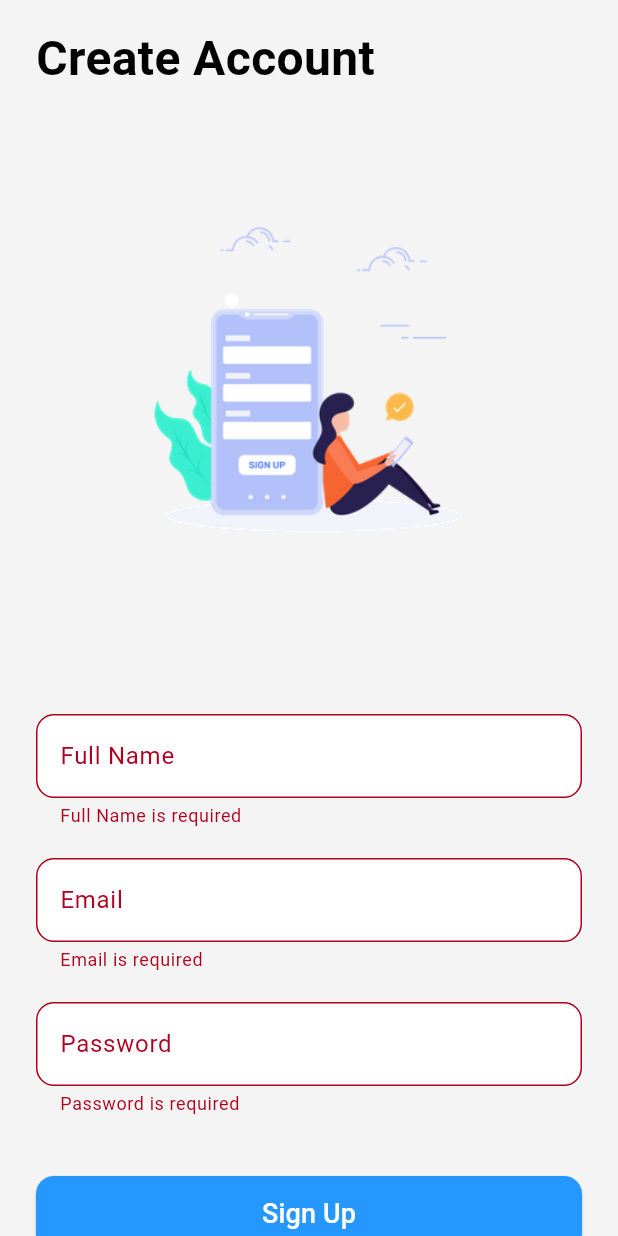
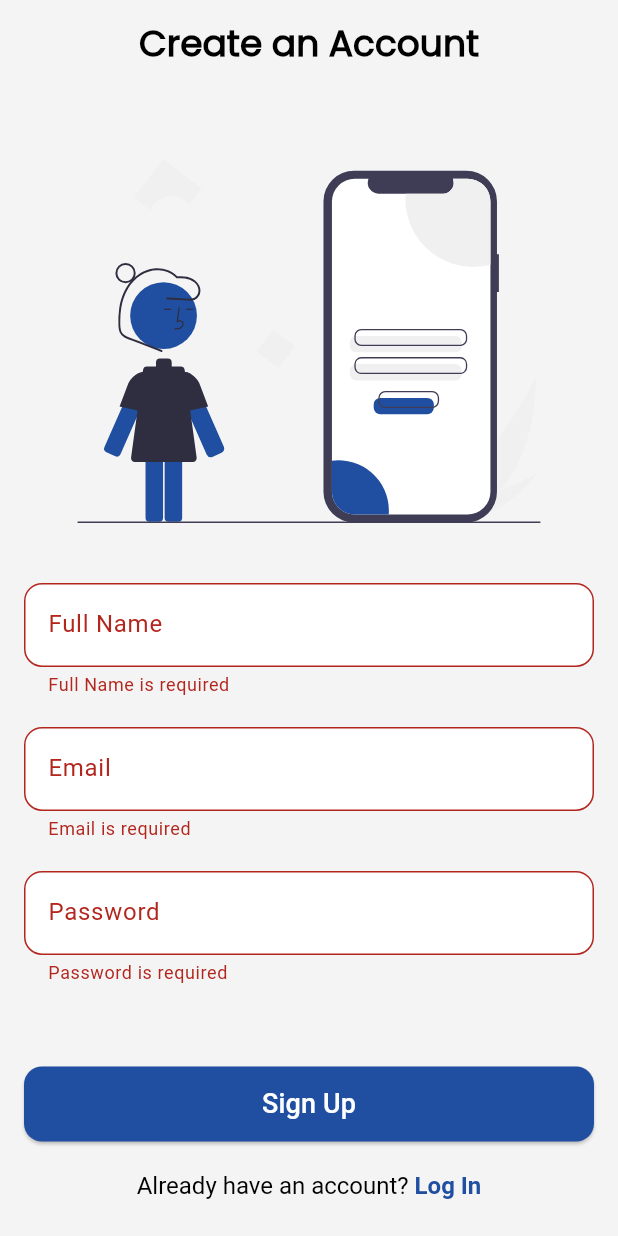
Before and after one commit to AhmadSerhall/Calendo, a Flutter app: the screen it shows after launch, after a tap on "Sign Up", on a phone screen of 412 x 824 dp. Run offline on Flutter 3.47's test engine with Material 3 defaults, Android fonts, the light colour scheme and no system bars; our stand-ins replace firebase_core, flutter_riverpod, flutter_svg, sizer, table_calendar, toastification; missing offline and left inert: flexify; accounts and stored records are empty; Roboto replaces fonts that are missing (Nunito Sans).

Commit message:
contants for colors,text and others

```diff
--- a/lib/core/constants/colors.dart
+++ b/lib/core/constants/colors.dart
@@ -2,6 +2,7 @@ import 'package:flutter/material.dart';
 
 Color red = const Color(0XFFD22F27);
 Color blue = const Color(0XFF204FA1);
+Color backgroundColor = const Color(0xFFF4F4F4);
 
 Color darkBackground = const Color(0XFF01081C);
 Color lightGrey = const Color(0XFFEEEFEE);
--- a/lib/features/auth/presentation/components/custom_text_field.dart
+++ b/lib/features/auth/presentation/components/custom_text_field.dart
@@ -1,3 +1,4 @@
+import 'package:admin/core/constants/colors.dart';
 import 'package:flutter/material.dart';
 
 class CustomTextField extends StatelessWidget {
@@ -28,7 +29,7 @@ class CustomTextField extends StatelessWidget {
           fillColor: Colors.white,
           border: OutlineInputBorder(borderRadius: BorderRadius.circular(12)),
           focusedBorder: OutlineInputBorder(
-            borderSide: const BorderSide(color: Color(0xFF2697FF), width: 2),
+            borderSide: BorderSide(color: blue, width: 2),
             borderRadius: BorderRadius.circular(12),
           ),
         ),
--- a/lib/features/auth/presentation/pages/signup_screen.dart
+++ b/lib/features/auth/presentation/pages/signup_screen.dart
@@ -1,5 +1,12 @@
+import 'package:admin/core/constants/colors.dart';
+import 'package:admin/core/constants/constraints.dart';
+import 'package:admin/core/constants/text_styles.dart';
+import 'package:admin/core/keyboard/dismiss.dart';
 import 'package:admin/features/auth/presentation/components/custom_text_field.dart';
+import 'package:flutter/gestures.dart';
 import 'package:flutter/material.dart';
+import 'package:flutter_svg/svg.dart';
+import 'package:sizer/sizer.dart';
 import 'login_screen.dart';
 
 class SignUpScreen extends StatefulWidget {
@@ -44,35 +51,31 @@ class _SignUpScreenState extends State<SignUpScreen>
     return FadeTransition(
       opacity: _fadeIn,
       child: Scaffold(
-        backgroundColor: const Color(0xFFF4F4F4),
+        backgroundColor: backgroundColor,
+        appBar: AppBar(
+          backgroundColor: backgroundColor,
+          title: Text(
+            "Create an Account",
+            style: headline1.copyWith(fontWeight: FontWeight.w700),
+          ),
+          centerTitle: true,
+        ),
         body: GestureDetector(
-          onTap: () => FocusScope.of(context).unfocus(),
+          onTap: () => dismissKeyboard(context),
           child: SafeArea(
-            child: SingleChildScrollView(
-              padding: const EdgeInsets.symmetric(horizontal: 24, vertical: 16),
+            child: Container(
+              margin: EdgeInsets.symmetric(horizontal: defaultPadding),
               child: Column(
-                crossAxisAlignment: CrossAxisAlignment.start,
+                mainAxisAlignment: MainAxisAlignment.spaceBetween,
+                crossAxisAlignment: CrossAxisAlignment.center,
                 children: [
-                  const Text(
-                    "Create Account",
-                    style: TextStyle(
-                      fontSize: 32,
-                      fontWeight: FontWeight.bold,
-                      color: Colors.black,
-                    ),
-                  ),
-                  const SizedBox(height: 24),
-                  Container(
-                    decoration: BoxDecoration(
-                      borderRadius: BorderRadius.circular(20),
-                    ),
-                    clipBehavior: Clip.antiAlias,
-                    child: Image.asset(
-                      'assets/svg/signup.webp',
+                  Column(
+                    children: [
+                      const SizedBox(height: 50),
+                      SvgPicture.asset(
+                        'assets/svg/login.svg',
                         fit: BoxFit.cover,
-                      height: 350,
-                      width: double.infinity,
-                    ),
+                        width: 75.w,
                       ),
                       const SizedBox(height: 30),
                       Form(
@@ -97,13 +100,20 @@ class _SignUpScreenState extends State<SignUpScreen>
                               inputType: TextInputType.visiblePassword,
                               controller: _passwordController,
                             ),
-                        const SizedBox(height: 30),
+                          ],
+                        ),
+                      ),
+                    ],
+                  ),
+
+                  Column(
+                    children: [
                       SizedBox(
                         width: double.infinity,
                         height: 50,
                         child: ElevatedButton(
                           style: ElevatedButton.styleFrom(
-                              backgroundColor: const Color(0xFF2697FF),
+                            backgroundColor: blue,
                             shape: RoundedRectangleBorder(
                               borderRadius: BorderRadius.circular(12),
                             ),
@@ -119,23 +129,26 @@ class _SignUpScreenState extends State<SignUpScreen>
                           },
                           child: const Text(
                             "Sign Up",
-                              style: TextStyle(
-                                fontSize: 18,
-                                color: Colors.white,
+                            style: TextStyle(fontSize: 18, color: Colors.white),
                           ),
                         ),
                       ),
+                      const SizedBox(height: 20),
+
+                      RichText(
+                        text: TextSpan(
+                          text: "Already have an account? ",
+                          style: bodyText1,
+                          children: [
+                            TextSpan(
+                              text: "Log In",
+                              style: bodyText1.copyWith(
+                                color: blue,
+                                fontWeight: FontWeight.bold,
                               ),
-                      ],
-                    ),
-                  ),
-                  const SizedBox(height: 20),
-                  Row(
-                    mainAxisAlignment: MainAxisAlignment.center,
-                    children: [
-                      const Text("Already have an account? "),
-                      GestureDetector(
-                        onTap: () {
+                              recognizer:
+                                  TapGestureRecognizer()
+                                    ..onTap = () {
                                       Navigator.push(
                                         context,
                                         MaterialPageRoute(
@@ -143,14 +156,11 @@ class _SignUpScreenState extends State<SignUpScreen>
                                         ),
                                       );
                                     },
-                        child: const Text(
-                          "Log in",
-                          style: TextStyle(
-                            color: Color(0xFF2697FF),
-                            fontWeight: FontWeight.bold,
+                            ),
+                          ],
                         ),
                       ),
-                      ),
+                      const SizedBox(height: 24),
                     ],
                   ),
                 ],
--- a/lib/features/auth/presentation/pages/splash_screen.dart
+++ b/lib/features/auth/presentation/pages/splash_screen.dart
@@ -1,5 +1,7 @@
 import 'dart:async';
+import 'package:admin/core/constants/colors.dart';
 import 'package:flutter/material.dart';
+import 'package:flutter_svg/svg.dart';
 import 'signup_screen.dart';
 
 class SplashScreen extends StatefulWidget {
@@ -41,13 +43,13 @@ class _SplashScreenState extends State<SplashScreen>
   @override
   Widget build(BuildContext context) {
     return Scaffold(
-      backgroundColor: Colors.white,
+      backgroundColor: backgroundColor,
       body: Center(
         child: Column(
           mainAxisAlignment: MainAxisAlignment.center,
           children: [
-            Image.asset(
-              'assets/images/logo.png',
+            SvgPicture.asset(
+              'assets/svg/calendar.svg',
               height: 120,
               width: 120,
             ),
@@ -69,7 +71,7 @@ class _SplashScreenState extends State<SplashScreen>
                   return LinearProgressIndicator(
                     value: _controller.value,
                     backgroundColor: Colors.grey.shade300,
-                    color: const Color(0xFF2697FF),
+                    color: blue,
                   );
                 },
               ),
--- a/lib/main.dart
+++ b/lib/main.dart
@@ -1,14 +1,17 @@
 import 'package:admin/app/data.dart';
+import 'package:admin/app/responsive.dart';
+import 'package:admin/core/constants/constraints.dart';
+import 'package:admin/firebase_options.dart';
+import 'package:firebase_core/firebase_core.dart';
 import 'package:flexify/flexify.dart';
 import 'package:flutter/material.dart';
 import 'package:flutter_riverpod/flutter_riverpod.dart';
 import 'package:sizer/sizer.dart';
-
-// Import splash screen
-import 'package:admin/features/auth/presentation/pages/splash_screen.dart'; // Adjust if needed
+import 'package:admin/features/auth/presentation/pages/splash_screen.dart';
 
 void main() async {
   WidgetsFlutterBinding.ensureInitialized();
+  await Firebase.initializeApp(options: DefaultFirebaseOptions.currentPlatform);
   runApp(const ProviderScope(child: AppRunner()));
 }
 
@@ -30,44 +33,24 @@ class _AppRunnerState extends ConsumerState<AppRunner> {
 
   @override
   Widget build(BuildContext context) {
-    return Sizer(builder: (context, orientation, deviceType) {
+    return Sizer(
+      builder: (context, orientation, deviceType) {
+        if (!isConstraintsInitialized) {
+          bottomSafeArea = MediaQuery.of(context).padding.bottom;
+          topSafeArea = MediaQuery.of(context).padding.top;
+          isTablet = Responsive.isTablet(context);
+          isConstraintsInitialized = true;
+        }
         return Flexify(
           designWidth: 100.w,
           designHeight: 100.h,
-        app: MaterialApp(
+          app: const MaterialApp(
             debugShowCheckedModeBanner: false,
             title: 'Calendar App',
-          themeMode: ThemeMode.system,
-          theme: ThemeData.light().copyWith(
-            scaffoldBackgroundColor: const Color(0XFFF4F4F4),
-            appBarTheme: const AppBarTheme(backgroundColor: Color(0XFFF4F4F4)),
-            textTheme: ThemeData.light().textTheme.apply(
-                  bodyColor: const Color(0xFF2A2D3E),
-                ),
-            canvasColor: Colors.white,
-            colorScheme: const ColorScheme.light(
-              primary: Color(0xFF2697FF),
-              secondary: Colors.white,
-              surface: Color(0XFFF4F4F4),
-              inversePrimary: Color(0xFF2A2D3E),
-            ),
-          ),
-          darkTheme: ThemeData.dark().copyWith(
-            scaffoldBackgroundColor: const Color(0xFF212332),
-            appBarTheme: const AppBarTheme(backgroundColor: Color(0xFF212332)),
-            textTheme:
-                ThemeData.dark().textTheme.apply(bodyColor: Colors.white),
-            canvasColor: const Color(0xFF2A2D3E),
-            colorScheme: const ColorScheme.dark(
-              primary: Color(0xFF2697FF),
-              secondary: Color(0xFF2A2D3E),
-              surface: Color(0xFF212332),
-              inversePrimary: Colors.white,
-            ),
-          ),
-          home: const SplashScreen(),
+            home: SplashScreen(),
           ),
         );
-    });
+      },
+    );
   }
 }
```
Also changed, not shown: lib/core/constants/text_styles.dart (+8 -0 lines), lib/core/keyboard/dismiss.dart (added, +8 -0 lines), lib/core/lang/lang2.dart (deleted, +0 -12 lines), lib/core/local_database/init.dart (deleted, +0 -132 lines), lib/core/local_database/queries/backup.dart (deleted, +0 -61 lines), lib/core/local_database/queries/citizenship_by_investment_programs.dart (deleted, +0 -37 lines), lib/features/auth/presentation/pages/login_screen.dart (+26 -27 lines), pubspec.yaml (+5 -3 lines), assets/svg/calendar.svg (added), assets/svg/login.svg, assets/svg/login1.svg (deleted), assets/svg/signup.webp (deleted), lib/firebase_options.dart, pubspec.lock, 5 other files. Lines whose indentation alone changed are shown as unchanged.
